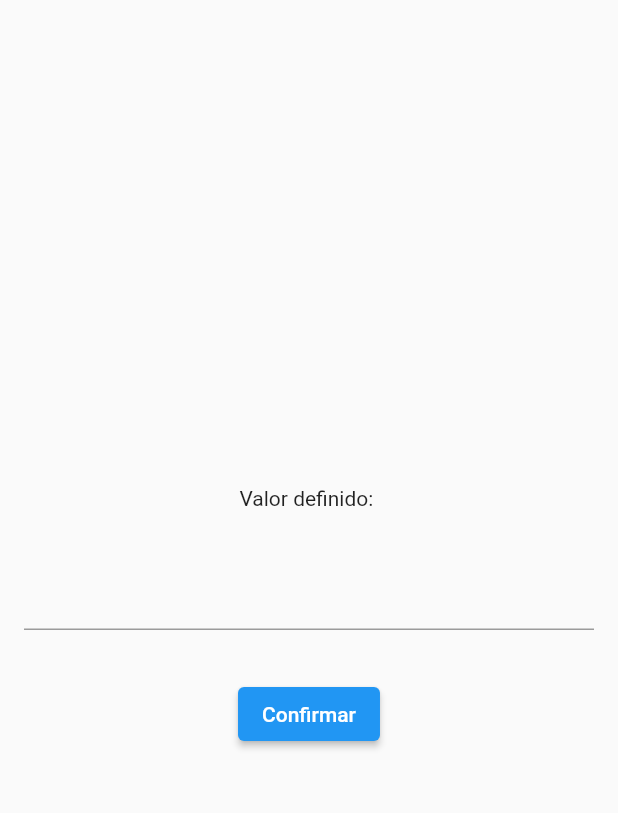
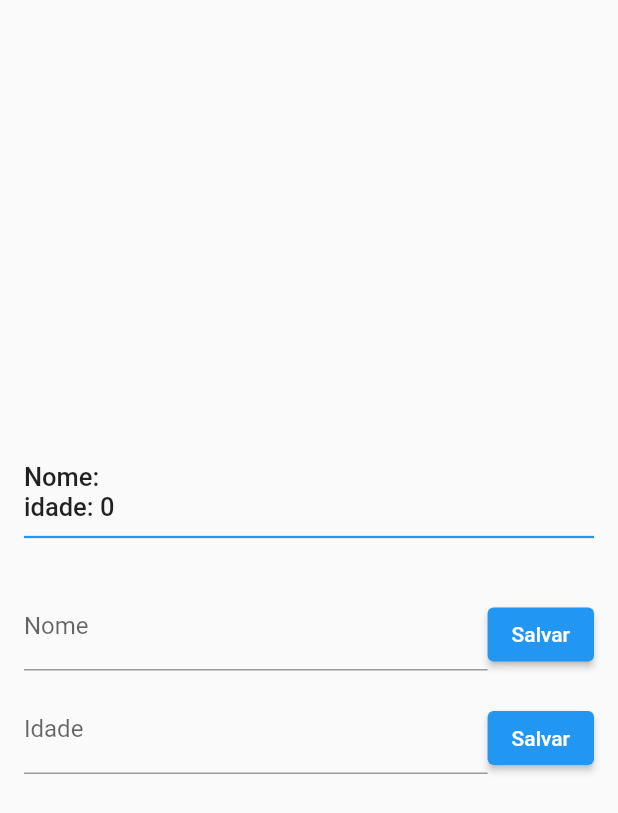
Before and after one commit to thiagolazaro/flutter-getx-intro, a Flutter app: the screen it shows after launch, on a phone screen of 412 x 824 dp. Shown: the top 813 px of the screen. Run offline on Flutter 3.47's test engine with Material 2 defaults, Android fonts, the phone set to English and light mode, and no system bars; our stand-ins replace get.

Commit message:
Reatividade em um objeto

```diff
--- a/lib/main.dart
+++ b/lib/main.dart
@@ -1,6 +1,6 @@
 import 'package:flutter/material.dart';
 import 'package:get/get.dart';
-import 'package:getx_intro/value_controller.dart';
+import 'package:getx_intro/user_controller.dart';
 
 void main() {
   runApp(const MyApp());
@@ -25,45 +25,99 @@ class MyApp extends StatelessWidget {
 class HomePage extends StatelessWidget {
   HomePage({Key? key}) : super(key: key);
 
-  final textController = TextEditingController();
+  final nameController = TextEditingController();
+  final ageController = TextEditingController();
 
-  final valueController = ValueController();
+  TextStyle commonStyle() => const TextStyle(
+        fontSize: 17,
+        fontWeight: FontWeight.w500,
+      );
+
+  final userController = UserController();
 
   @override
   Widget build(BuildContext context) {
-    print('Criou arvore');
-
     return Scaffold(
       body: Padding(
         padding: const EdgeInsets.all(16),
-        child: Column(mainAxisAlignment: MainAxisAlignment.center, children: [
-          // Valor
-          Obx(() {
-            return Text('Valor definido: ${valueController.definedValue}');
-          }),
+        child: Column(
+          mainAxisAlignment: MainAxisAlignment.center,
+          crossAxisAlignment: CrossAxisAlignment.stretch,
+          children: [
+            // Apresentação do nome
+            Obx(() => Text(
+                  'Nome: ${userController.user.value.name}',
+                  style: commonStyle(),
+                )),
 
-          // Campo
-          Padding(
-            padding: const EdgeInsets.symmetric(vertical: 32),
-            child: TextField(
-              controller: textController,
+            // Apresentação da idade
+            Obx(() => Text(
+                  'idade: ${userController.user.value.age}',
+                  style: commonStyle(),
+                )),
+
+            const Divider(
+              thickness: 1.5,
+              color: Colors.blue,
+              height: 20,
             ),
-          ),
 
-          // Botão
-          Obx(() {
-            return valueController.isLoading.value
-                ? const CircularProgressIndicator()
-                : ElevatedButton(
-                    onPressed: () {
-                      String value = textController.text;
+            // Espaçamento
+            const SizedBox(height: 20),
 
-                      valueController.setValue(value);
-                    },
-                    child: const Text('Confirmar'),
-                  );
-          }),
-        ]),
+            Row(
+              crossAxisAlignment: CrossAxisAlignment.end,
+              children: [
+                // Campo de Nome
+                Expanded(
+                  child: TextField(
+                    controller: nameController,
+                    decoration: const InputDecoration(
+                      labelText: 'Nome',
+                    ),
+                  ),
+                ),
+
+                // Botão para salvar a nome
+                ElevatedButton(
+                  onPressed: () {
+                    userController.setUserName(nameController.text);
+                  },
+                  child: const Text('Salvar'),
+                ),
+              ],
+            ),
+
+            // Espaçamento
+            const SizedBox(height: 10),
+
+            Row(
+              crossAxisAlignment: CrossAxisAlignment.end,
+              children: [
+                // Campo de Idade
+                Expanded(
+                  child: TextField(
+                    controller: ageController,
+                    decoration: const InputDecoration(
+                      labelText: 'Idade',
+                    ),
+                  ),
+                ),
+
+                // Botão para salvar a idade
+                ElevatedButton(
+                  onPressed: () {
+                    userController.setUserAge(int.parse(ageController.text));
+                  },
+                  child: const Text('Salvar'),
+                ),
+
+                // Espaçamento
+                const SizedBox(height: 10),
+              ],
+            ),
+          ],
+        ),
       ),
     );
   }
--- /dev/null
+++ b/lib/user_controller.dart
@@ -0,0 +1,21 @@
+import 'package:get/get.dart';
+import 'package:getx_intro/user_model.dart';
+
+class UserController extends GetxController {
+  Rx<UserModel> user = UserModel().obs;
+
+  void setUserName(String userName) {
+    // user.update((obj) {
+    //   obj?.name = userName;
+    // });
+
+    user.value.name = userName;
+    user.refresh();
+  }
+
+  void setUserAge(int userAge) {
+    user.update((obj) {
+      obj?.age = userAge;
+    });
+  }
+}
--- /dev/null
+++ b/lib/user_model.dart
@@ -0,0 +1,9 @@
+class UserModel {
+  String name;
+  int age;
+
+  UserModel({
+    this.name = '',
+    this.age = 0,
+  });
+}
--- a/lib/value_controller.dart
+++ /dev/null
@@ -1,17 +0,0 @@
-import 'package:get/get.dart';
-
-class ValueController extends GetxController {
-  RxString definedValue = ''.obs;
-
-  RxBool isLoading = false.obs;
-
-  Future<void> setValue(String newValue) async {
-    isLoading.value = true;
-
-    await Future.delayed(const Duration(seconds: 2));
-
-    definedValue.value = newValue;
-
-    isLoading.value = false;
-  }
-}
```
